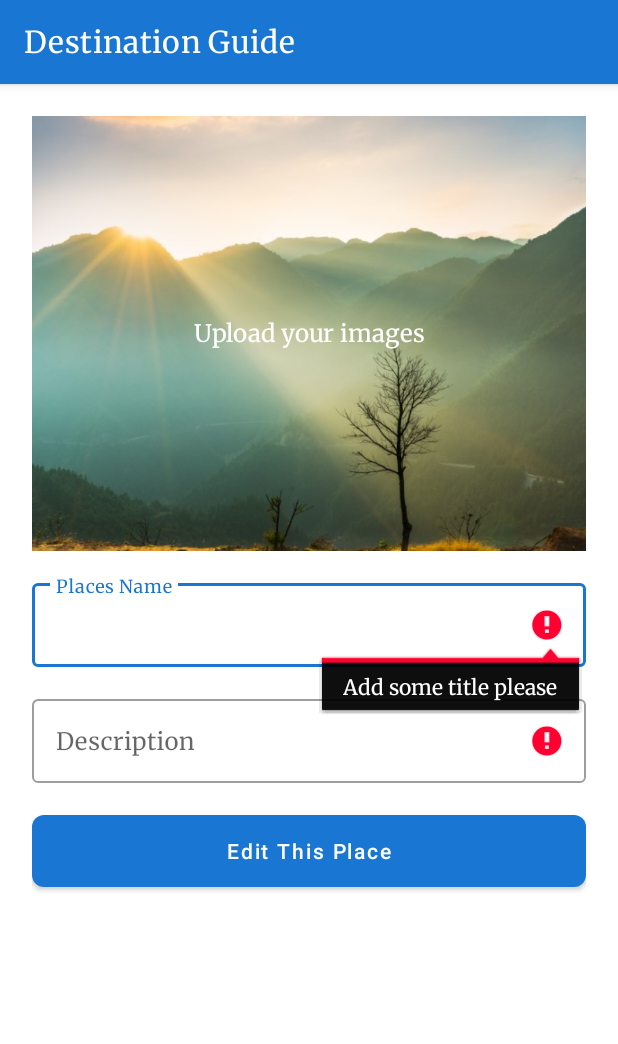
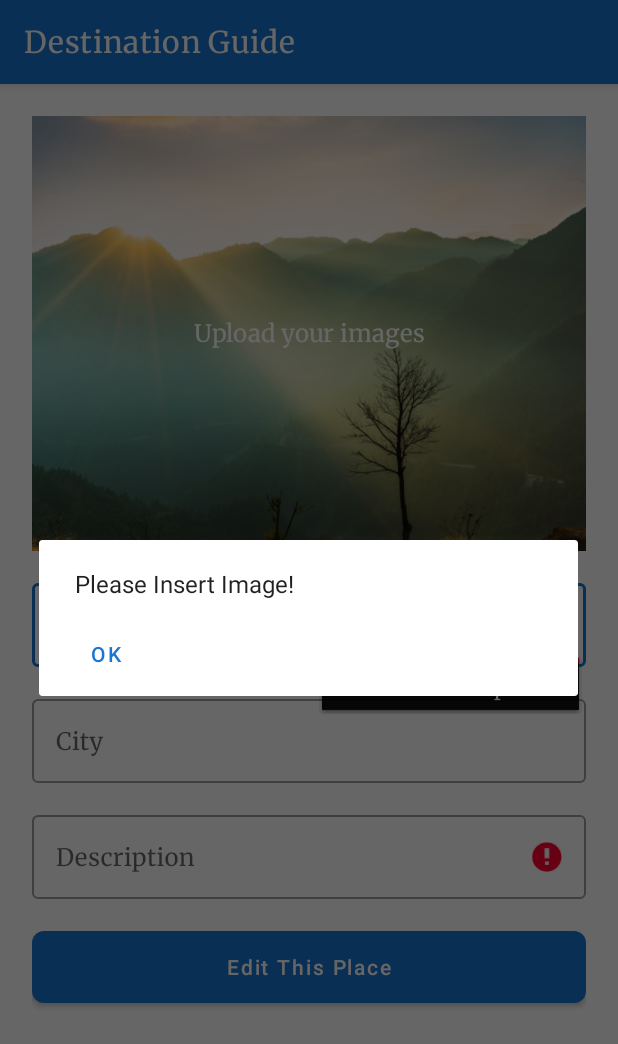
Before and after one commit to azzahradins/destinationapps, an Android app: the AddPlaces screen opened directly, with no data from a screen before it, after a tap on "Edit This Place", on a phone screen of 412 x 824 dp. Shown: the top 1044 px of the screen. Run offline under Robolectric (Android 15) with nearby library versions, the phone set to English and light mode, and no system bars.

Commit message:
optional task - add keep login feature, city places

```diff
--- a/app/src/main/java/com/example/destinationapps/AddPlaces.java
+++ b/app/src/main/java/com/example/destinationapps/AddPlaces.java
@@ -1,8 +1,10 @@
 package com.example.destinationapps;
 
 import androidx.annotation.Nullable;
+import androidx.appcompat.app.AlertDialog;
 import androidx.appcompat.app.AppCompatActivity;
 
+import android.content.DialogInterface;
 import android.content.Intent;
 import android.graphics.Bitmap;
 import android.net.Uri;
@@ -13,6 +15,7 @@ import android.view.View;
 import android.widget.Button;
 import android.widget.EditText;
 import android.widget.ImageView;
+import android.widget.TextView;
 import android.widget.Toast;
 
 import com.example.destinationapps.models.Places;
@@ -24,7 +27,8 @@ public class AddPlaces extends AppCompatActivity {
     private static final String PLACES_KEY = "places";
     private static final String INDEX_KEY = "index";
     private static final int LOGIN_ADD_REQUEST = 1;
-    EditText etTitle, etDescription;
+    EditText etTitle, etDescription, etCity;
+    TextView tvImage;
     ImageView ivImages;
     Button btAddEdit;
     Session session;
@@ -38,6 +42,8 @@ public class AddPlaces extends AppCompatActivity {
         setContentView(R.layout.activity_add_places);
         etTitle = findViewById(R.id.input_places);
         etDescription = findViewById(R.id.input_decription);
+        etCity = findViewById(R.id.input_city);
+        tvImage = findViewById(R.id.text_image);
         ivImages = findViewById(R.id.image_preview);
         btAddEdit = findViewById(R.id.button_add_edit);
         session = Application.getSession();
@@ -52,12 +58,15 @@ public class AddPlaces extends AppCompatActivity {
         if (extras != null) {
             places = extras.getParcelable(PLACES_KEY);
             index = extras.getInt(INDEX_KEY, -1);
+            uriImages = places.getImage();
             etTitle.setText(places.getTitle());
             etDescription.setText(places.getDescription());
-            if(places.getImage() != null){
+            etCity.setText(places.getCity());
+            if(uriImages != null){
                 try {
                     Bitmap bitmap = MediaStore.Images.Media.getBitmap(this.getContentResolver(), places.getImage());
                     ivImages.setImageBitmap(bitmap);
+
                 } catch (IOException e) {
                     Toast.makeText(this, "Can't load image", Toast.LENGTH_SHORT).show();
                     Log.e("Image Insert", e.getMessage());
@@ -67,16 +76,17 @@ public class AddPlaces extends AppCompatActivity {
         if(index != -1){
             btAddEdit.setText("Edit This Place");
         }
-        Log.d("INFO INDEX", "berapa sekarang ? " + index);
     }
 
     public void SubmitPlaces(View view) {
         if(checkSubmit() == 0) {
             String title = etTitle.getText().toString().trim();
             String description = etDescription.getText().toString().trim();
+            String city = etCity.getText().toString().trim();
 
             places.setTitle(title);
             places.setDescription(description);
+            places.setCity(city);
             if(index == -1){ //saat nambah baru
                 if(this.uriImages == null){
                     places.setImage(Uri.parse("android.resource://x.example.destinationapps/drawable/morning"));
@@ -109,7 +119,28 @@ public class AddPlaces extends AppCompatActivity {
             error++;
             etDescription.setError("Add some description please");
         }
+        if(etCity.getText().toString().isEmpty()){
+            error++;
+            etDescription.setError("Add some description please");
+        }
+        if(uriImages == null){
+            error++;
+            imageEmpty();
+        }
         return error;
+    }
+
+    public void imageEmpty(){
+        AlertDialog optionDialog = new AlertDialog.Builder(this).create();
+        optionDialog.setMessage("Please Insert Image!");
+        optionDialog.setButton(AlertDialog.BUTTON_NEUTRAL, "OK",
+                new DialogInterface.OnClickListener() {
+                    @Override
+                    public void onClick(DialogInterface dialog, int which) {
+
+                    }
+                });
+        optionDialog.show();
     }
 
     public void addImages(View view) {
@@ -121,13 +152,16 @@ public class AddPlaces extends AppCompatActivity {
     @Override
     protected void onActivityResult(int requestCode, int resultCode, @Nullable Intent data) {
         super.onActivityResult(requestCode, resultCode, data);
-        if(resultCode == RESULT_CANCELED){ finish(); }
+        if(resultCode == RESULT_CANCELED){
+            return;
+        }
         if(requestCode == 2){
             try {
                 if(data!=null){
                     uriImages = data.getData();
                     Bitmap bitmap = MediaStore.Images.Media.getBitmap(this.getContentResolver(), uriImages);
                     ivImages.setImageBitmap(bitmap);
+                    tvImage.setText("");
                 }
             } catch (IOException e) {
                 Toast.makeText(this, "Can't load image", Toast.LENGTH_SHORT).show();
--- a/app/src/main/java/com/example/destinationapps/Application.java
+++ b/app/src/main/java/com/example/destinationapps/Application.java
@@ -11,7 +11,7 @@ public class Application extends android.app.Application {
     public void onCreate() {
         super.onCreate();
 
-        author = new Author("Shafira");
+        author = new Author("Shafira", "1234");
         session = new Session(this);
     }
 
--- a/app/src/main/java/com/example/destinationapps/DetailActivity.java
+++ b/app/src/main/java/com/example/destinationapps/DetailActivity.java
@@ -54,7 +54,7 @@ public class DetailActivity extends AppCompatActivity {
         if(extras != null){
             places = extras.getParcelable(PLACES_KEY);
             index = extras.getInt(INDEX_KEY, 0);
-            tvName.setText(places.getTitle());
+            tvName.setText(places.getTitle() + ", " + places.getCity());
             getSupportActionBar().setTitle(places.getTitle());
             tvDescription.setText(places.getDescription());
             Bitmap bitmap = null;
@@ -127,7 +127,7 @@ public class DetailActivity extends AppCompatActivity {
             Places places = data.getParcelableExtra(PLACES_KEY);
             if (requestCode == UPDATE_REQUEST) {
                 author.updatePlaces(index, places);
-                tvName.setText(places.getTitle());
+                tvName.setText(places.getTitle() + ", " + places.getCity());
                 tvDescription.setText(places.getDescription());
                 Bitmap bitmap = null;
                 try {
--- a/app/src/main/java/com/example/destinationapps/SplashActivity.java
+++ b/app/src/main/java/com/example/destinationapps/SplashActivity.java
@@ -17,6 +17,9 @@ public class SplashActivity extends AppCompatActivity {
         setContentView(R.layout.activity_splash);
         hideAppBar();
         session = Application.getSession();
+        if(!session.isKeepLogin()){
+            session.logout();
+        }
         new Handler().postDelayed(new Runnable(){
             @Override
             public void run(){
--- a/app/src/main/java/com/example/destinationapps/adapters/PlacesAdapter.java
+++ b/app/src/main/java/com/example/destinationapps/adapters/PlacesAdapter.java
@@ -58,7 +58,7 @@ public class PlacesAdapter extends RecyclerView.Adapter<PlacesAdapter.ViewHolder
         }
 
         public void bind(final int index, final Places places){
-            textTitle.setText(places.getTitle());
+            textTitle.setText(places.getTitle() + ", " + places.getCity());
             Picasso.get().load(places.getImage()).into(imageGreeting);
             itemView.setOnClickListener(new View.OnClickListener() {
                 @Override
--- a/app/src/main/res/layout/activity_about.xml
+++ b/app/src/main/res/layout/activity_about.xml
@@ -48,7 +48,8 @@
         android:layout_height="wrap_content"
         android:orientation="horizontal"
         app:layout_constraintTop_toBottomOf="@id/description"
-        android:layout_marginTop="16dp">
+        android:layout_marginTop="16dp"
+        android:onClick="GoToGithub">
         <ImageView
             android:id="@+id/logo_github"
             android:layout_width="20dp"
--- a/app/src/main/res/layout/activity_add_places.xml
+++ b/app/src/main/res/layout/activity_add_places.xml
@@ -23,7 +23,7 @@
         app:layout_constraintGuide_percent="0.4"/>
 
     <TextView
-        android:id="@+id/button_image"
+        android:id="@+id/text_image"
         android:layout_width="match_parent"
         android:layout_height="0dp"
         android:fontFamily="@font/merriweather"
@@ -37,20 +37,19 @@
         android:onClick="addImages"/>
 
     <com.google.android.material.textfield.TextInputLayout
+        android:id="@+id/places"
         style="@style/Widget.MaterialComponents.TextInputLayout.OutlinedBox"
         android:layout_width="match_parent"
         android:layout_height="wrap_content"
-        android:id="@+id/places"
+        android:layout_marginTop="16dp"
         android:hint="Places Name"
-        android:layout_marginTop="16dp"
         app:layout_constraintTop_toBottomOf="@id/guide1">
 
         <EditText
             android:id="@+id/input_places"
             android:layout_width="match_parent"
             android:layout_height="wrap_content"
-            android:fontFamily="@font/merriweather"
-            />
+            android:fontFamily="@font/merriweather" />
     </com.google.android.material.textfield.TextInputLayout>
 
     <com.google.android.material.textfield.TextInputLayout
@@ -60,13 +59,31 @@
         android:hint="Description"
         android:layout_marginTop="16dp"
         android:id="@+id/description"
+        app:layout_constraintTop_toBottomOf="@id/city">
+
+        <EditText
+            android:layout_width="match_parent"
+            android:layout_height="wrap_content"
+            android:fontFamily="@font/merriweather"
+            android:id="@+id/input_decription"
+            android:textSize="@dimen/text_default"
+            />
+    </com.google.android.material.textfield.TextInputLayout>
+
+    <com.google.android.material.textfield.TextInputLayout
+        style="@style/Widget.MaterialComponents.TextInputLayout.OutlinedBox"
+        android:layout_width="match_parent"
+        android:layout_height="wrap_content"
+        android:hint="City"
+        android:layout_marginTop="16dp"
+        android:id="@+id/city"
         app:layout_constraintTop_toBottomOf="@id/places">
 
         <EditText
             android:layout_width="match_parent"
             android:layout_height="wrap_content"
             android:fontFamily="@font/merriweather"
-            android:id="@+id/input_decription"
+            android:id="@+id/input_city"
             android:textSize="@dimen/text_default"
             />
     </com.google.android.material.textfield.TextInputLayout>
--- a/app/src/main/res/layout/activity_detail.xml
+++ b/app/src/main/res/layout/activity_detail.xml
@@ -72,8 +72,9 @@
         android:layout_marginTop="8dp"
         android:layout_marginLeft="20dp"
         android:layout_marginRight="20dp"
-        tools:text="ini adalah deskripsi"
-        android:textColor="#9A9A9A"/>
+        tools:text="ini adalah deskripsi "
+        android:textColor="#9A9A9A"
+        android:lineSpacingExtra="10dp"/>
     <TextView
         android:layout_width="match_parent"
         android:layout_height="wrap_content"
```
Also changed, not shown: app/src/main/AndroidManifest.xml (+13 -9 lines), app/src/main/java/com/example/destinationapps/AboutActivity.java (+9 -0 lines), app/src/main/java/com/example/destinationapps/LoginActivity.java (+13 -1 lines), app/src/main/java/com/example/destinationapps/models/Author.java (+7 -1 lines), app/src/main/java/com/example/destinationapps/models/Places.java (+13 -1 lines), app/src/main/java/com/example/destinationapps/models/Session.java (+13 -2 lines), app/src/main/res/layout/activity_login.xml (+14 -1 lines).
